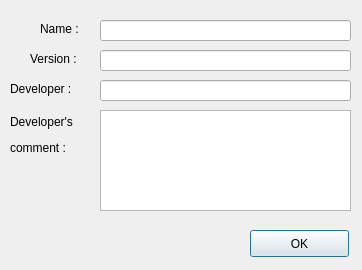
This is src/frontend/AboutFile.ui in OpenBangla/OpenBangla-Keyboard as Qt 5 draws it before an edit. The edited form follows.
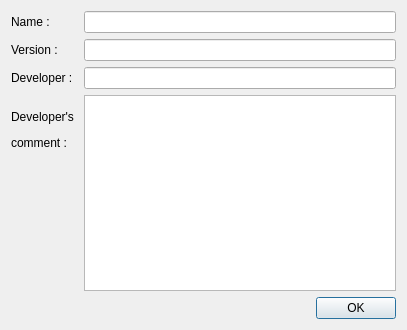
This is the edited form.

Commit message:
RE: Fix UI Layout (#66)
* Code formatted, Fixed layout

* Change coding style to "LLVM"

* Fix Spacing in LayoutViewer

* Fixed LayoutViewer not showing full image.

* Fixed the formatting. LLVM messed it up

* Fix AboutFile.ui layout

* smooth out the rough edges (Layout)

* Fixed the issue where text was not showing fully on "SettingDialogue"

* revert back to the original AboutDialogue

Patch:
```diff
--- a/src/frontend/AboutFile.ui
+++ b/src/frontend/AboutFile.ui
@@ -6,38 +6,38 @@
    <rect>
     <x>0</x>
     <y>0</y>
-    <width>362</width>
-    <height>270</height>
+    <width>407</width>
+    <height>330</height>
    </rect>
   </property>
   <property name="windowTitle">
    <string>Dialog</string>
   </property>
+  <property name="layoutDirection">
+   <enum>Qt::LeftToRight</enum>
+  </property>
+  <property name="autoFillBackground">
+   <bool>false</bool>
+  </property>
+  <property name="sizeGripEnabled">
+   <bool>false</bool>
+  </property>
+  <property name="modal">
+   <bool>false</bool>
+  </property>
+  <layout class="QFormLayout" name="formLayout">
+   <item row="0" column="0">
   <widget class="QLabel" name="lblName">
-   <property name="geometry">
-    <rect>
-     <x>40</x>
-     <y>20</y>
-     <width>51</width>
-     <height>17</height>
-    </rect>
-   </property>
    <property name="text">
     <string>Name :</string>
    </property>
   </widget>
+   </item>
+   <item row="0" column="1">
   <widget class="QLineEdit" name="txtName">
    <property name="enabled">
     <bool>true</bool>
    </property>
-   <property name="geometry">
-    <rect>
-     <x>100</x>
-     <y>20</y>
-     <width>251</width>
-     <height>21</height>
-    </rect>
-   </property>
    <property name="text">
     <string/>
    </property>
@@ -45,31 +45,19 @@
     <bool>true</bool>
    </property>
   </widget>
+   </item>
+   <item row="1" column="0">
   <widget class="QLabel" name="label">
-   <property name="geometry">
-    <rect>
-     <x>30</x>
-     <y>50</y>
-     <width>67</width>
-     <height>17</height>
-    </rect>
-   </property>
    <property name="text">
     <string>Version :</string>
    </property>
   </widget>
+   </item>
+   <item row="1" column="1">
   <widget class="QLineEdit" name="txtVar">
    <property name="enabled">
     <bool>true</bool>
    </property>
-   <property name="geometry">
-    <rect>
-     <x>100</x>
-     <y>50</y>
-     <width>251</width>
-     <height>21</height>
-    </rect>
-   </property>
    <property name="frame">
     <bool>true</bool>
    </property>
@@ -77,76 +65,81 @@
     <bool>true</bool>
    </property>
   </widget>
+   </item>
+   <item row="2" column="0">
   <widget class="QLabel" name="label_2">
-   <property name="geometry">
-    <rect>
-     <x>10</x>
-     <y>80</y>
-     <width>91</width>
-     <height>17</height>
-    </rect>
-   </property>
    <property name="text">
     <string>Developer :</string>
    </property>
   </widget>
+   </item>
+   <item row="2" column="1">
+    <widget class="QLineEdit" name="txtDevName">
+     <property name="enabled">
+      <bool>true</bool>
+     </property>
+     <property name="readOnly">
+      <bool>true</bool>
+     </property>
+    </widget>
+   </item>
+   <item row="3" column="0">
   <widget class="QLabel" name="label_3">
-   <property name="geometry">
-    <rect>
-     <x>10</x>
-     <y>110</y>
-     <width>91</width>
-     <height>51</height>
-    </rect>
-   </property>
    <property name="text">
-    <string>&lt;html&gt;&lt;head/&gt;&lt;body&gt;&lt;p&gt;Developer's &lt;/p&gt;&lt;p&gt;   comment : &lt;/p&gt;&lt;/body&gt;&lt;/html&gt;</string>
-   </property>
-  </widget>
+      <string>&lt;html&gt;&lt;head/&gt;&lt;body&gt;&lt;p&gt;Developer's &lt;/p&gt;&lt;p&gt;
+                                comment : &lt;/p&gt;&lt;/body&gt;&lt;/html&gt;
+                            </string>
+     </property>
+    </widget>
+   </item>
+   <item row="3" column="1">
   <widget class="QPlainTextEdit" name="txtDevComment">
    <property name="enabled">
     <bool>true</bool>
    </property>
-   <property name="geometry">
-    <rect>
-     <x>100</x>
-     <y>110</y>
-     <width>251</width>
-     <height>101</height>
-    </rect>
-   </property>
    <property name="readOnly">
     <bool>true</bool>
    </property>
   </widget>
-  <widget class="QLineEdit" name="txtDevName">
-   <property name="enabled">
-    <bool>true</bool>
-   </property>
-   <property name="geometry">
-    <rect>
-     <x>100</x>
-     <y>80</y>
-     <width>251</width>
-     <height>21</height>
-    </rect>
-   </property>
-   <property name="readOnly">
-    <bool>true</bool>
-   </property>
-  </widget>
+   </item>
+   <item row="4" column="0" colspan="2">
+    <layout class="QHBoxLayout" name="horizontalLayout">
+     <item>
+      <spacer name="horizontalSpacer">
+       <property name="orientation">
+        <enum>Qt::Horizontal</enum>
+       </property>
+       <property name="sizeHint" stdset="0">
+        <size>
+         <width>40</width>
+         <height>20</height>
+        </size>
+       </property>
+      </spacer>
+     </item>
+     <item>
   <widget class="QPushButton" name="buttonOK">
-   <property name="geometry">
-    <rect>
-     <x>250</x>
-     <y>230</y>
-     <width>99</width>
-     <height>27</height>
-    </rect>
+       <property name="sizePolicy">
+        <sizepolicy hsizetype="Minimum" vsizetype="Minimum">
+         <horstretch>0</horstretch>
+         <verstretch>0</verstretch>
+        </sizepolicy>
+       </property>
+       <property name="layoutDirection">
+        <enum>Qt::LeftToRight</enum>
    </property>
    <property name="text">
     <string>OK</string>
    </property>
+       <property name="iconSize">
+        <size>
+         <width>16</width>
+         <height>16</height>
+        </size>
+       </property>
+       <property name="autoDefault">
+        <bool>true</bool>
+       </property>
    <property name="default">
     <bool>true</bool>
    </property>
@@ -154,6 +147,10 @@
     <bool>false</bool>
    </property>
   </widget>
+     </item>
+    </layout>
+   </item>
+  </layout>
  </widget>
  <resources/>
  <connections/>
```
Lines whose indentation alone changed are shown as unchanged. The commit also changes 78 other files.
